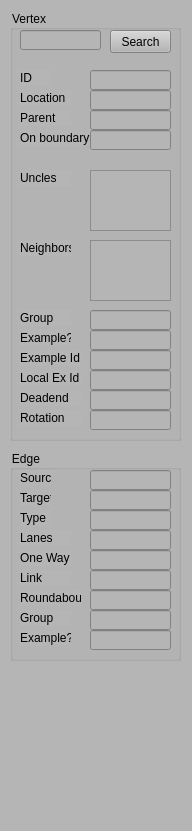
Above: ExRoadDesigner/PropertyWidget.ui from gnishida/ExRoadDesigner before the change. Below: the same form after it.
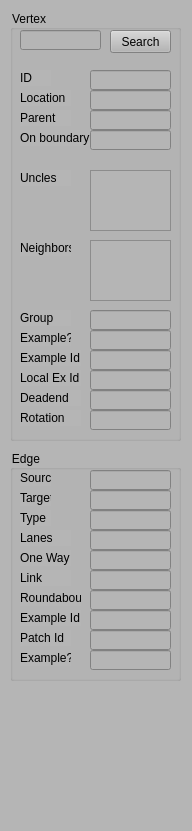
That is the form after the change.

The edit to the form file:
```diff
--- a/ExRoadDesigner/PropertyWidget.ui
+++ b/ExRoadDesigner/PropertyWidget.ui
@@ -26,7 +26,7 @@
       <x>10</x>
       <y>450</y>
       <width>171</width>
-      <height>211</height>
+      <height>231</height>
      </rect>
     </property>
     <property name="title">
@@ -152,12 +152,12 @@
       <rect>
        <x>10</x>
        <y>160</y>
-       <width>51</width>
+       <width>61</width>
        <height>16</height>
       </rect>
      </property>
      <property name="text">
-      <string>Group</string>
+      <string>Example Id</string>
      </property>
     </widget>
     <widget class="QLineEdit" name="lineEditEdgeGroupId">
@@ -174,7 +174,7 @@
      <property name="geometry">
       <rect>
        <x>10</x>
-       <y>180</y>
+       <y>200</y>
        <width>51</width>
        <height>16</height>
       </rect>
@@ -187,7 +187,7 @@
      <property name="geometry">
       <rect>
        <x>80</x>
-       <y>180</y>
+       <y>200</y>
        <width>81</width>
        <height>20</height>
       </rect>
@@ -239,6 +239,29 @@
       <string>Target</string>
      </property>
     </widget>
+    <widget class="QLineEdit" name="lineEditEdgePatchId">
+     <property name="geometry">
+      <rect>
+       <x>80</x>
+       <y>180</y>
+       <width>81</width>
+       <height>20</height>
+      </rect>
+     </property>
+    </widget>
+    <widget class="QLabel" name="label_22">
+     <property name="geometry">
+      <rect>
+       <x>10</x>
+       <y>180</y>
+       <width>51</width>
+       <height>16</height>
+      </rect>
+     </property>
+     <property name="text">
+      <string>Patch Id</string>
+     </property>
+    </widget>
    </widget>
    <widget class="QGroupBox" name="groupBox_5">
     <property name="geometry">
```
Left out of the diff: 2 changed lines with no effect on the pictures.
